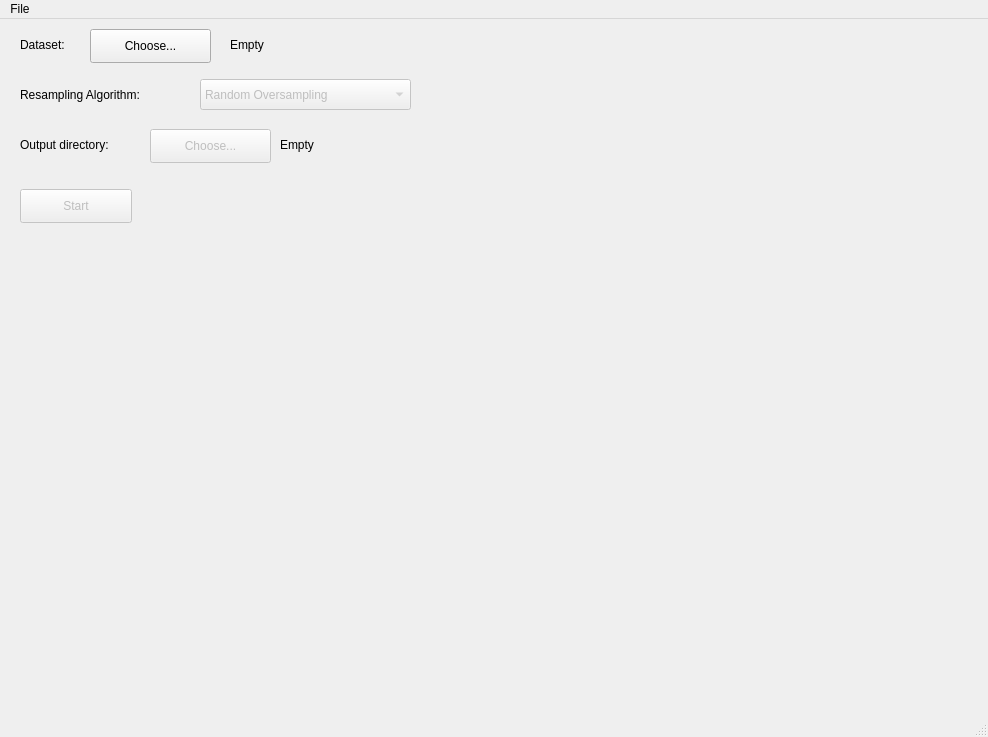
This is sample.ui in punkie/resampler_new as Qt 5 draws it before an edit. The edited form follows.
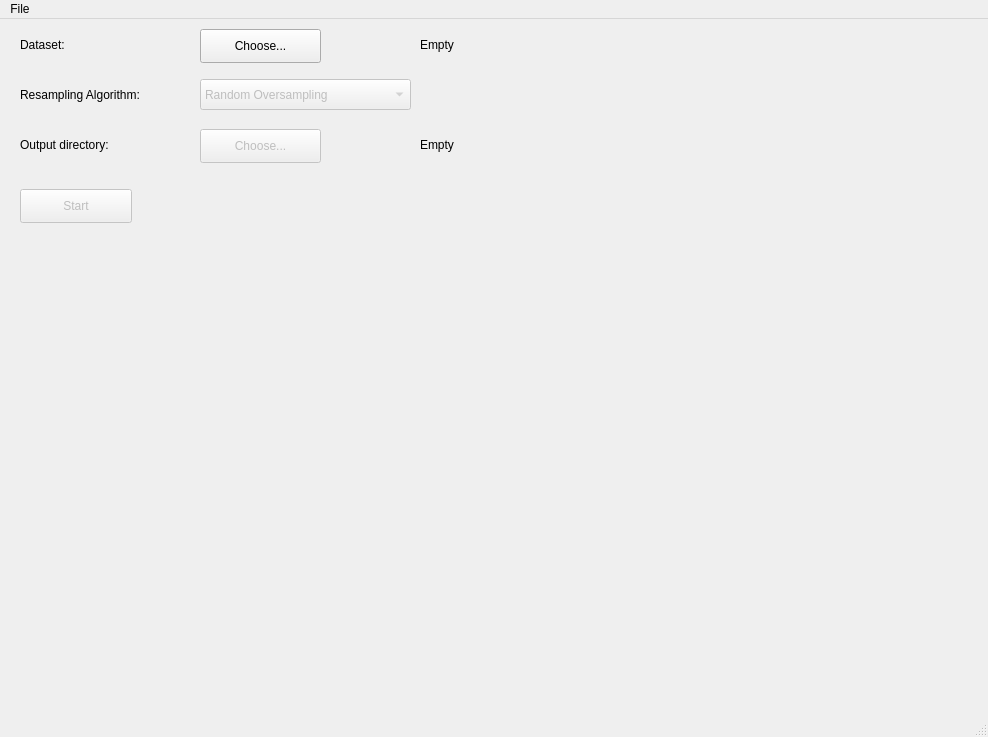
This is the edited form.

Diff of the .ui file:
```diff
--- a/sample.ui
+++ b/sample.ui
@@ -102,7 +102,7 @@
    <widget class="QPushButton" name="datasetButton">
     <property name="geometry">
      <rect>
-      <x>90</x>
+      <x>200</x>
       <y>10</y>
       <width>121</width>
       <height>34</height>
@@ -118,7 +118,7 @@
     </property>
     <property name="geometry">
      <rect>
-      <x>150</x>
+      <x>200</x>
       <y>110</y>
       <width>121</width>
       <height>34</height>
@@ -131,7 +131,7 @@
    <widget class="QLabel" name="datasetPickedLabel">
     <property name="geometry">
      <rect>
-      <x>230</x>
+      <x>420</x>
       <y>10</y>
       <width>331</width>
       <height>31</height>
@@ -144,7 +144,7 @@
    <widget class="QLabel" name="outputDirectoryPickedLabel">
     <property name="geometry">
      <rect>
-      <x>280</x>
+      <x>420</x>
       <y>110</y>
       <width>331</width>
       <height>31</height>
```
Left out of the diff: 2 changed lines with no effect on the pictures.
